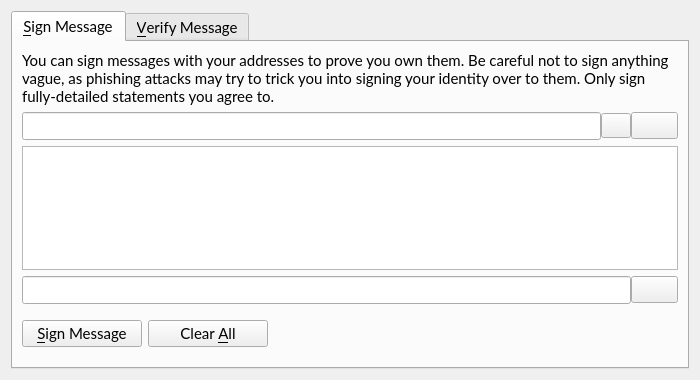
Above: src/qt/forms/signverifymessagedialog.ui from VeriConomy/vericoin before the change. Below: the same form after it.
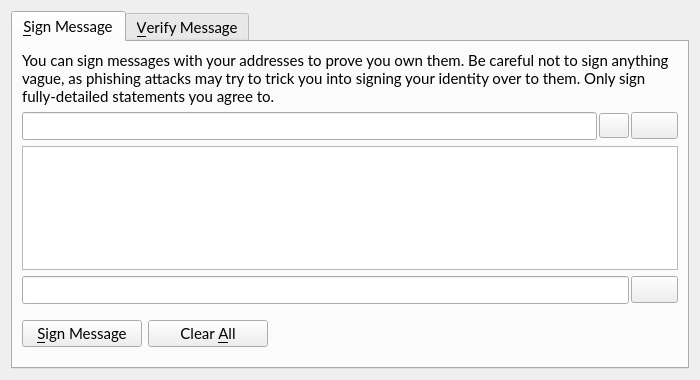
That is the form after the change. Icons and pictures are not drawn. Custom widgets are drawn as their Qt base class.

Diff of the .ui file:
```diff
--- a/src/qt/forms/signverifymessagedialog.ui
+++ b/src/qt/forms/signverifymessagedialog.ui
@@ -60,7 +60,7 @@
        <item>
         <layout class="QHBoxLayout" name="horizontalLayout_1_SM">
          <property name="spacing">
-          <number>0</number>
+          <number>2</number>
          </property>
          <item>
           <widget class="QValidatedLineEdit" name="addressIn_SM">
@@ -159,7 +159,7 @@
        <item>
         <layout class="QHBoxLayout" name="horizontalLayout_2_SM">
          <property name="spacing">
-          <number>0</number>
+          <number>2</number>
          </property>
          <item>
           <widget class="QLineEdit" name="signatureOut_SM">
```
Left out of the diff: 2 changed lines with no effect on the pictures.
